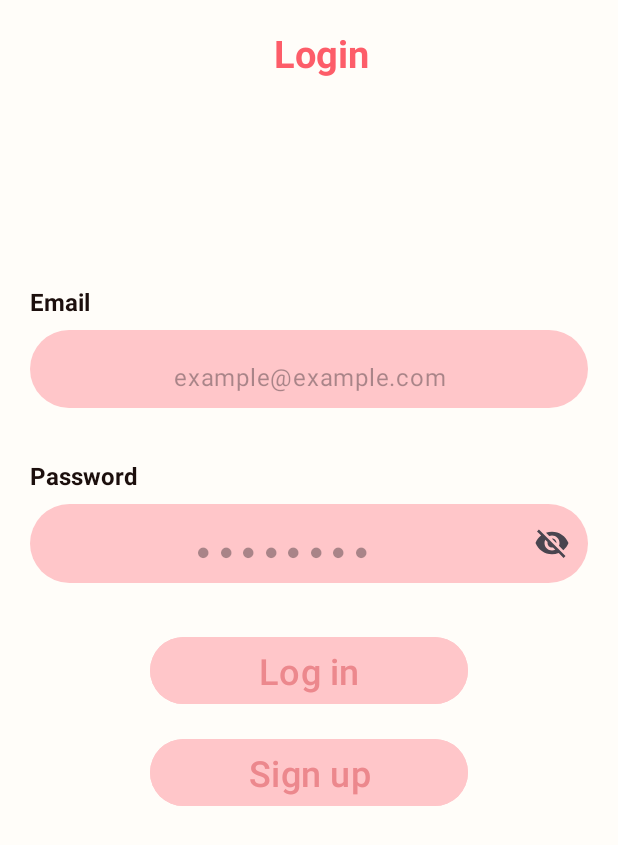
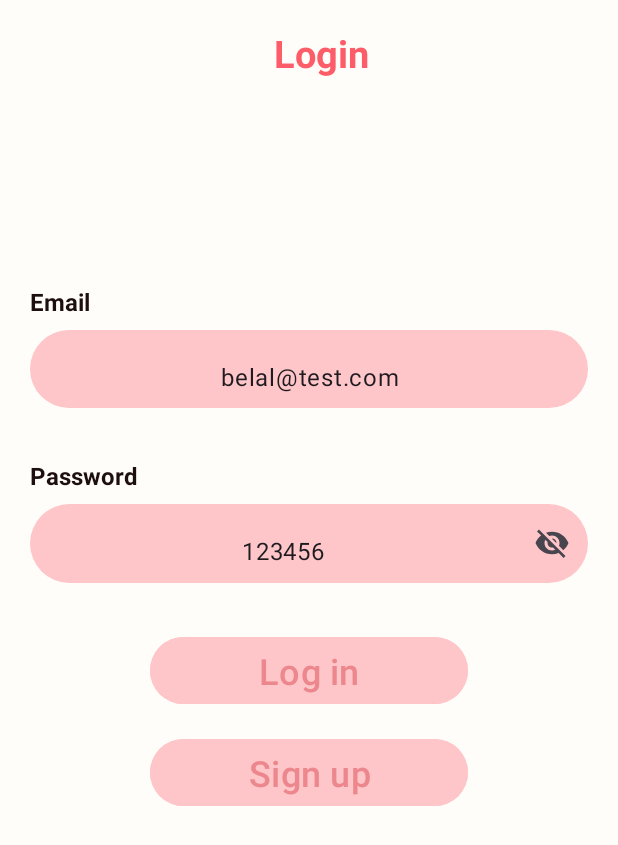
Before and after one commit to TheBombh2/ITI-Graduation-Recipe-App, an Android app: the screen it shows after launch (AuthActivity), after a tap on an icon or button, on a phone screen of 412 x 824 dp. Shown: the top 845 px of the screen. Run offline under Robolectric (Android 15) with nearby library versions, the phone set to English and light mode, and no system bars; our stand-ins replace Dagger/Hilt's generated code, Room's generated code.

Commit message:
Debug email

```diff
--- a/app/src/main/res/layout/fragment_login.xml
+++ b/app/src/main/res/layout/fragment_login.xml
@@ -74,6 +74,7 @@ app:layout_constraintTop_toBottomOf="@id/toolbar"
             android:hint="@string/email_placeholder"
             android:gravity="center_vertical|center_horizontal"
             android:paddingTop="20dp"
+            android:text="belal@test.com"
 
 
 
@@ -124,6 +125,7 @@ app:layout_constraintTop_toBottomOf="@id/toolbar"
             android:gravity="center_vertical|center_horizontal"
             android:paddingTop="20dp"
             android:hint="@string/pass_place_holder"
+            android:text="123456"
 
 
 
```
